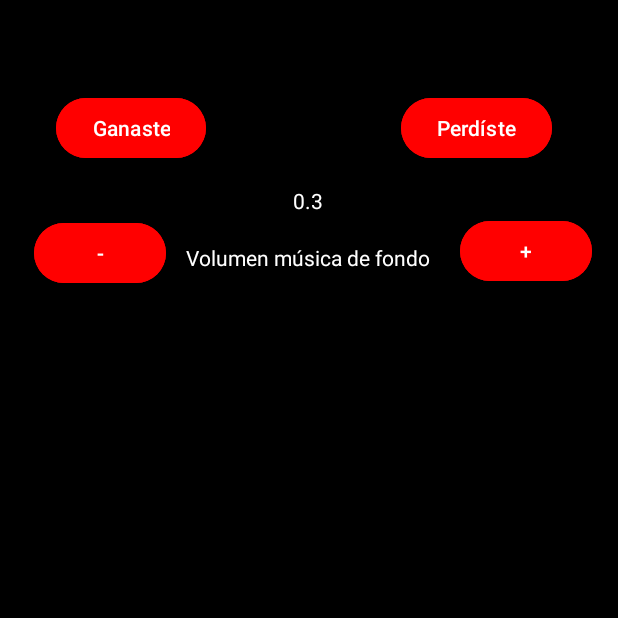
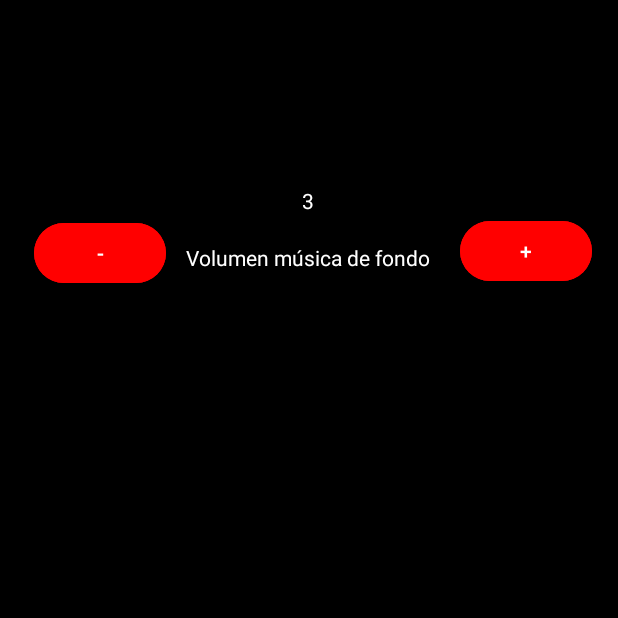
Before and after one commit to M4yuxhi/BopIt3108, an Android app: the GameActivity screen opened directly, with no data from a screen before it, on a phone screen of 412 x 824 dp, the top half of it. Run offline under Robolectric (Android 15) with nearby library versions, the phone set to English and light mode, and no system bars.

Commit message:
Structural Minimal Changes

```diff
--- a/app/src/main/java/com/maybomiTobar/bopit_31_08/GameActivity.kt
+++ b/app/src/main/java/com/maybomiTobar/bopit_31_08/GameActivity.kt
@@ -1,6 +1,9 @@
 package com.maybomiTobar.bopit_31_08
 
-import android.gesture.GestureOverlayView.OnGestureListener
+import android.content.Context
+import android.hardware.Sensor
+import android.hardware.SensorEvent
+import android.hardware.SensorManager
 import android.media.MediaPlayer
 import android.media.PlaybackParams
 import androidx.appcompat.app.AppCompatActivity
@@ -10,33 +13,35 @@ import android.view.MotionEvent
 import android.widget.Button
 import android.widget.TextView
 import android.widget.Toast
-import androidx.constraintlayout.widget.ConstraintSet.Motion
-import org.w3c.dom.Text
+import kotlin.math.roundToInt
 
 class GameActivity : AppCompatActivity()
 {
     private lateinit var backgroundMediaPlayer : MediaPlayer
     private lateinit var fxMediaPlayer : MediaPlayer
     private lateinit var playbackParams: PlaybackParams
-    private var musicVolume : Float = 0.3f
+    private var bgMusicVolume : Float = 0.3f
     private lateinit var volumeValueTV : TextView
+
     private lateinit var gestureDetector : GestureDetector
+
+    private lateinit var sensorManager : SensorManager
+    private lateinit var accelerometerSensor : Sensor
+    private lateinit var sensorActiveList : ArrayList<Boolean>
 
     override fun onCreate(savedInstanceState: Bundle?)
     {
         super.onCreate(savedInstanceState)
         setContentView(R.layout.activity_game)
+
         gestureDetector = GestureDetector(this, GestureListener())
 
-        backgroundMediaPlayer = MediaPlayer.create(this, R.raw.background_music)
-        backgroundMediaPlayer.start()
-        backgroundMediaPlayer.setVolume(musicVolume, musicVolume)
+        sensorManager = getSystemService(Context.SENSOR_SERVICE) as SensorManager
+        accelerometerSensor = sensorManager.getDefaultSensor(Sensor.TYPE_ACCELEROMETER)
 
-        playbackParams = backgroundMediaPlayer.playbackParams
+        initializeBGMediaPlayer()
 
-        volumeValueTV = findViewById(R.id.textViewVolumeValueG)
-        volumeValueTV.text = musicVolume.toString()
-
+        handlers()
         setOnClickListeners()
     }
 
@@ -52,6 +57,31 @@ class GameActivity : AppCompatActivity()
         super.onResume()
         backgroundMediaPlayer.start()
     }
+/*
+    override fun onSensorChanged(event : SensorEvent)
+    {
+        if(event.sensor.type == Sensor.TYPE_ACCELEROMETER)
+        {
+            var dx = Math.pow(event.values[0].toDouble(), 2.0)
+            var dy = Math.pow(event.values[1].toDouble(), 2.0)
+            var dz = Math.pow(event.values[2].toDouble(), 2.0)
+
+            var acceleration = Math.sqrt(dx + dy + dz).toFloat()
+
+            val threshold = 10.0f
+
+            if(acceleration > threshold)
+            {
+                //Revisa si la aceleración es valida para ser una agitación.
+
+            }
+            else
+            {
+
+            }
+        }
+    }
+    */
 
     override fun onTouchEvent(event: MotionEvent): Boolean
     {
@@ -70,6 +100,23 @@ class GameActivity : AppCompatActivity()
         backgroundMediaPlayer.playbackParams.setSpeed(playbackParams.speed - 0.1f)
     }
 
+    private fun handlers()
+    {
+
+    }
+
+    private fun initializeBGMediaPlayer()
+    {
+        backgroundMediaPlayer = MediaPlayer.create(this, R.raw.background_music)
+        backgroundMediaPlayer.start()
+        backgroundMediaPlayer.setVolume(bgMusicVolume, bgMusicVolume)
+
+        playbackParams = backgroundMediaPlayer.playbackParams
+
+        volumeValueTV = findViewById(R.id.textViewVolumeValueG)
+        volumeValueTV.text = (bgMusicVolume * 10).roundToInt().toString()
+    }
+
     private fun restartSoundSpeed()
     {
         backgroundMediaPlayer.playbackParams.setSpeed(1.0f)
@@ -83,38 +130,26 @@ class GameActivity : AppCompatActivity()
 
     private fun setOnClickListeners()
     {
-        val buttonWin : Button = findViewById(R.id.buttonWinG)
-        val buttonLose : Button = findViewById(R.id.buttonLoseG)
         val buttonLessVolume : Button = findViewById(R.id.buttonLessVolume)
         val buttonMoreVolume : Button = findViewById(R.id.buttonMoreVolume)
 
-        buttonWin.setOnClickListener()
-        {
-            setMusicOnFXMP(R.raw.win_sound)
-        }
-
-        buttonLose.setOnClickListener()
-        {
-            setMusicOnFXMP(R.raw.lose_sound)
-        }
-
         buttonLessVolume.setOnClickListener()
         {
-            if(musicVolume >= 0.1f)
+            if(bgMusicVolume >= 0.1f)
             {
-                musicVolume -= 0.1f
-                backgroundMediaPlayer.setVolume(musicVolume, musicVolume)
-                volumeValueTV.text = musicVolume.toString()
+                bgMusicVolume -= 0.1f
+                backgroundMediaPlayer.setVolume(bgMusicVolume, bgMusicVolume)
+                volumeValueTV.text = (bgMusicVolume * 10).roundToInt().toString()
             }
         }
 
         buttonMoreVolume.setOnClickListener()
         {
-            if(musicVolume <= 0.9f)
+            if(bgMusicVolume <= 0.9f)
             {
-                musicVolume += 0.1f
-                backgroundMediaPlayer.setVolume(musicVolume, musicVolume)
-                volumeValueTV.text = musicVolume.toString()
+                bgMusicVolume += 0.1f
+                backgroundMediaPlayer.setVolume(bgMusicVolume, bgMusicVolume)
+                volumeValueTV.text = (bgMusicVolume * 10).roundToInt().toString()
             }
         }
     }
--- a/app/src/main/res/layout/activity_game.xml
+++ b/app/src/main/res/layout/activity_game.xml
@@ -6,32 +6,6 @@
     android:layout_height="match_parent"
     android:background="@color/black"
     tools:context=".GameActivity">
-
-    <Button
-        android:id="@+id/buttonWinG"
-        android:layout_width="wrap_content"
-        android:layout_height="wrap_content"
-        android:backgroundTint="@color/red"
-        android:text="@string/winButtonG"
-        app:layout_constraintBottom_toBottomOf="parent"
-        app:layout_constraintEnd_toEndOf="parent"
-        app:layout_constraintHorizontal_bias="0.119"
-        app:layout_constraintStart_toStartOf="parent"
-        app:layout_constraintTop_toTopOf="parent"
-        app:layout_constraintVertical_bias="0.079" />
-
-    <Button
-        android:id="@+id/buttonLoseG"
-        android:layout_width="wrap_content"
-        android:layout_height="wrap_content"
-        android:backgroundTint="@color/red"
-        android:text="@string/loseButtonG"
-        app:layout_constraintBottom_toBottomOf="parent"
-        app:layout_constraintEnd_toEndOf="parent"
-        app:layout_constraintHorizontal_bias="0.859"
-        app:layout_constraintStart_toStartOf="parent"
-        app:layout_constraintTop_toTopOf="parent"
-        app:layout_constraintVertical_bias="0.079" />
 
     <TextView
         android:id="@+id/textViewVolumeG"
```
